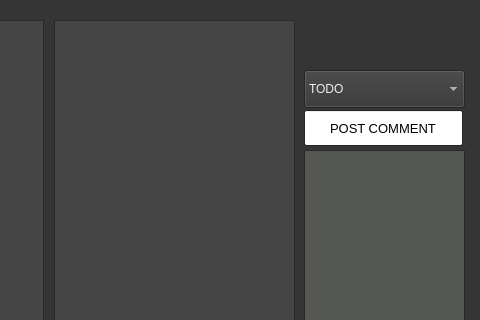
Old version of the form jiwoon/gazu_api/view/UI/upload_widget.ui in the repository SongmiLim/nuki_project; both pictures show x 426 to 906 and y 0 to 320 of the 906 by 559 pixel window.
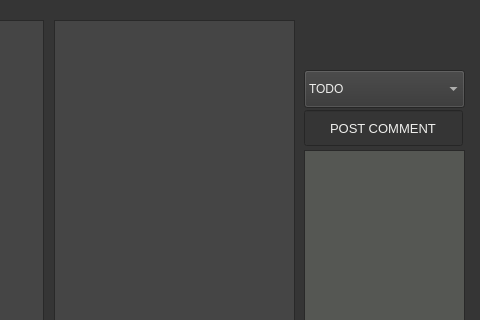
New version of the form.

Commit message: upload 에 login 연결

The edit to the form file:
```diff
--- a/jiwoon/gazu_api/view/UI/upload_widget.ui
+++ b/jiwoon/gazu_api/view/UI/upload_widget.ui
@@ -896,28 +896,100 @@
    <property name="palette">
     <palette>
      <active>
+      <colorrole role="Text">
+       <brush brushstyle="SolidPattern">
+        <color alpha="255">
+         <red>238</red>
+         <green>238</green>
+         <blue>236</blue>
+        </color>
+       </brush>
+      </colorrole>
+      <colorrole role="Base">
+       <brush brushstyle="SolidPattern">
+        <color alpha="255">
+         <red>53</red>
+         <green>53</green>
+         <blue>53</blue>
+        </color>
+       </brush>
+      </colorrole>
       <colorrole role="Highlight">
        <brush brushstyle="SolidPattern">
-        <color alpha="25">
-         <red>0</red>
-         <green>0</green>
-         <blue>0</blue>
+        <color alpha="255">
+         <red>237</red>
+         <green>141</green>
+         <blue>32</blue>
+        </color>
+       </brush>
+      </colorrole>
+      <colorrole role="PlaceholderText">
+       <brush brushstyle="SolidPattern">
+        <color alpha="128">
+         <red>238</red>
+         <green>238</green>
+         <blue>236</blue>
         </color>
        </brush>
       </colorrole>
      </active>
      <inactive>
+      <colorrole role="Text">
+       <brush brushstyle="SolidPattern">
+        <color alpha="255">
+         <red>238</red>
+         <green>238</green>
+         <blue>236</blue>
+        </color>
+       </brush>
+      </colorrole>
+      <colorrole role="Base">
+       <brush brushstyle="SolidPattern">
+        <color alpha="255">
+         <red>53</red>
+         <green>53</green>
+         <blue>53</blue>
+        </color>
+       </brush>
+      </colorrole>
       <colorrole role="Highlight">
        <brush brushstyle="SolidPattern">
-        <color alpha="25">
-         <red>0</red>
-         <green>0</green>
-         <blue>0</blue>
+        <color alpha="255">
+         <red>237</red>
+         <green>141</green>
+         <blue>32</blue>
+        </color>
+       </brush>
+      </colorrole>
+      <colorrole role="PlaceholderText">
+       <brush brushstyle="SolidPattern">
+        <color alpha="128">
+         <red>238</red>
+         <green>238</green>
+         <blue>236</blue>
         </color>
        </brush>
       </colorrole>
      </inactive>
      <disabled>
+      <colorrole role="Text">
+       <brush brushstyle="SolidPattern">
+        <color alpha="255">
+         <red>146</red>
+         <green>148</green>
+         <blue>149</blue>
+        </color>
+       </brush>
+      </colorrole>
+      <colorrole role="Base">
+       <brush brushstyle="SolidPattern">
+        <color alpha="255">
+         <red>53</red>
+         <green>53</green>
+         <blue>53</blue>
+        </color>
+       </brush>
+      </colorrole>
       <colorrole role="Highlight">
        <brush brushstyle="SolidPattern">
         <color alpha="255">
@@ -927,6 +999,15 @@
         </color>
        </brush>
       </colorrole>
+      <colorrole role="PlaceholderText">
+       <brush brushstyle="SolidPattern">
+        <color alpha="128">
+         <red>46</red>
+         <green>52</green>
+         <blue>54</blue>
+        </color>
+       </brush>
+      </colorrole>
      </disabled>
     </palette>
    </property>
```
Left out of the diff: 189 changed lines with no effect on the pictures. The commit also changes 4 other files.
